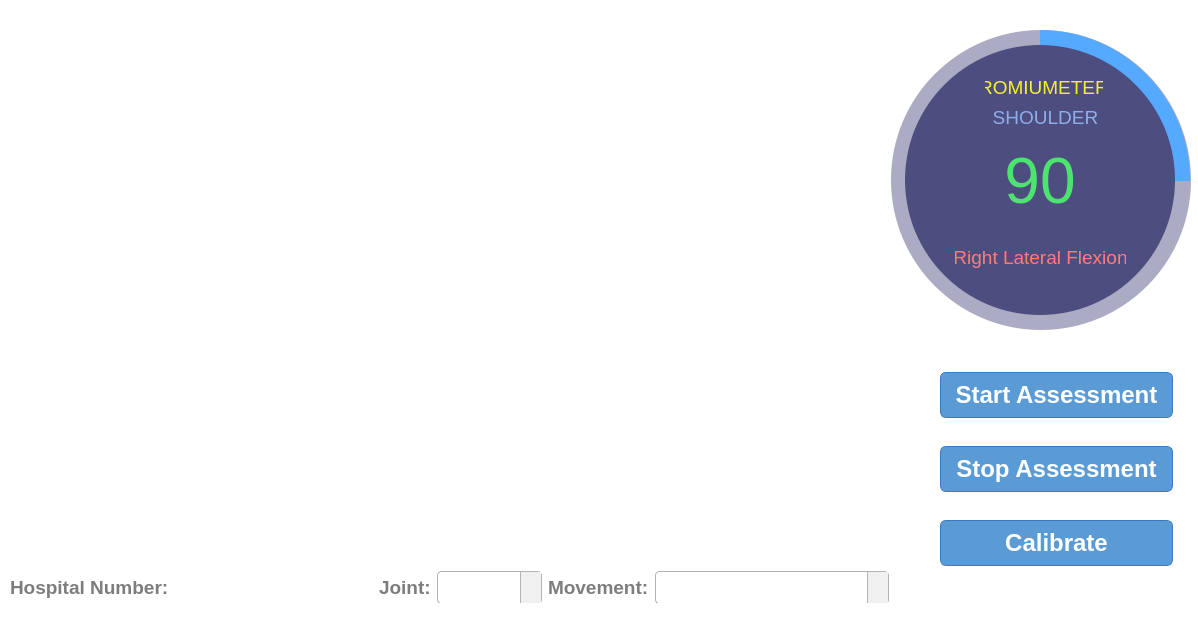
Qt form software/ui_file.ui (diwakar3456/PMR-study) before a commit.
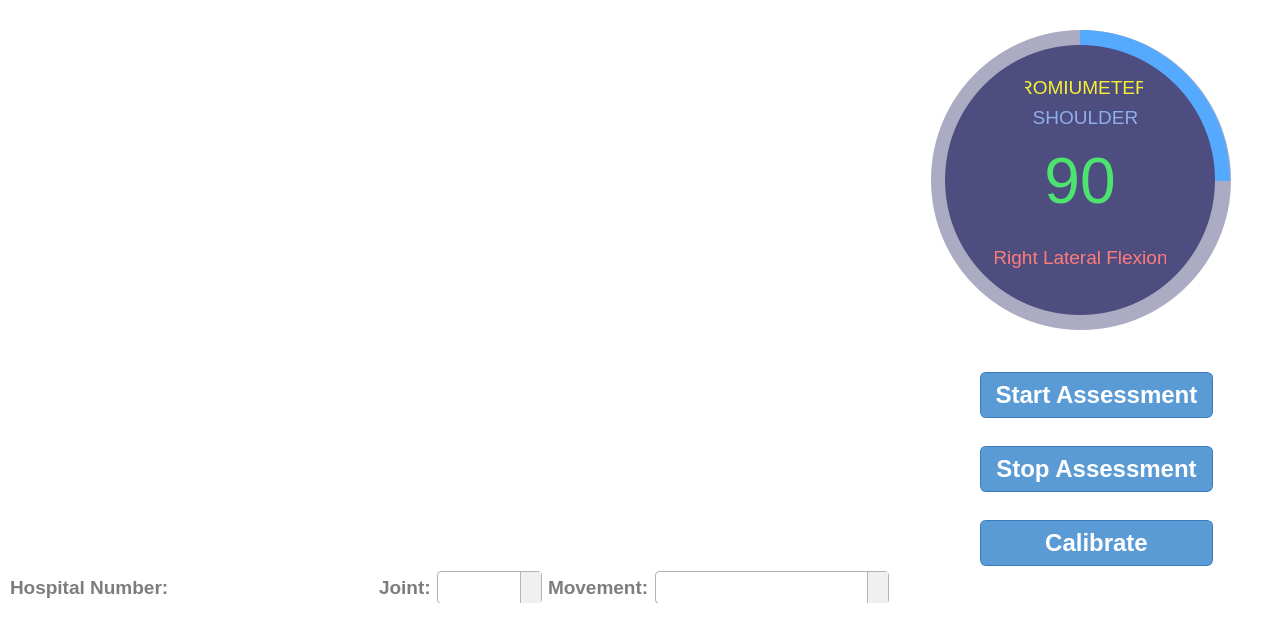
The same form after that commit. Icons and pictures are not drawn.

```diff
--- a/software/ui_file.ui
+++ b/software/ui_file.ui
@@ -6,7 +6,7 @@
    <rect>
     <x>0</x>
     <y>0</y>
-    <width>1198</width>
+    <width>1261</width>
     <height>625</height>
    </rect>
   </property>
@@ -21,7 +21,7 @@
    <widget class="QFrame" name="circularProgressBarbase">
     <property name="geometry">
      <rect>
-      <x>890</x>
+      <x>930</x>
       <y>30</y>
       <width>320</width>
       <height>320</height>
@@ -221,7 +221,7 @@
      <string notr="true">border-width: 0px; border-style: solid</string>
     </property>
    </widget>
-   <widget class="QWidget" name="">
+   <widget class="QWidget" name="layoutWidget">
     <property name="geometry">
      <rect>
       <x>10</x>
@@ -466,10 +466,10 @@
      </item>
     </layout>
    </widget>
-   <widget class="QWidget" name="">
+   <widget class="QWidget" name="layoutWidget">
     <property name="geometry">
      <rect>
-      <x>940</x>
+      <x>980</x>
       <y>350</y>
       <width>233</width>
       <height>241</height>
```
